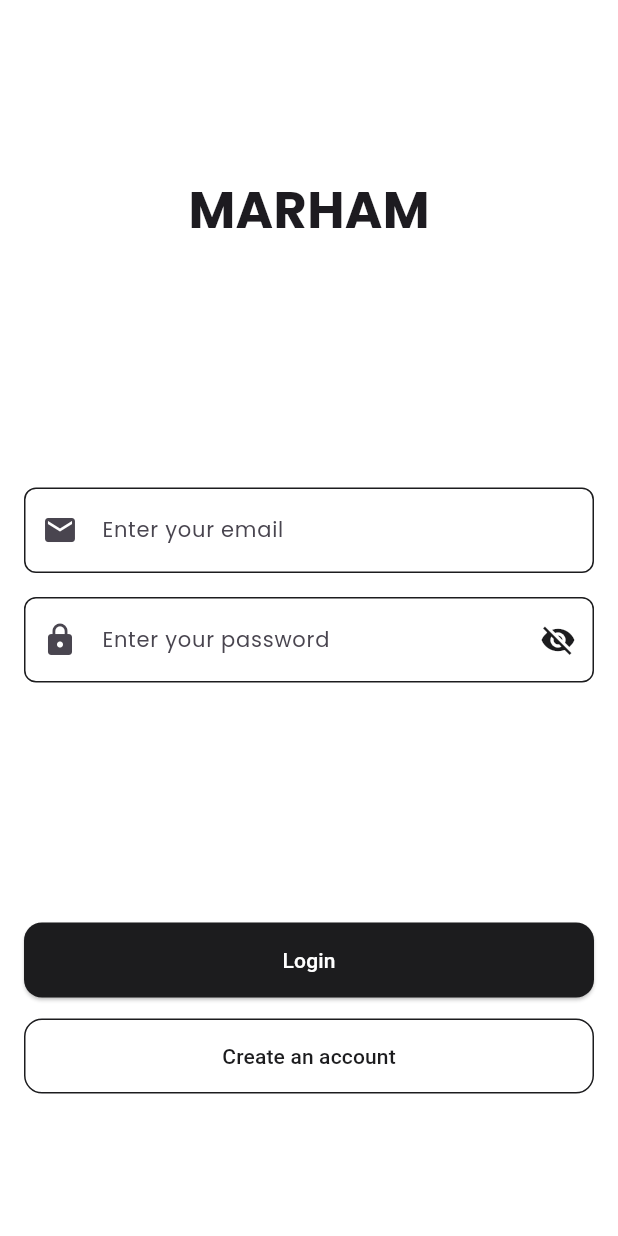
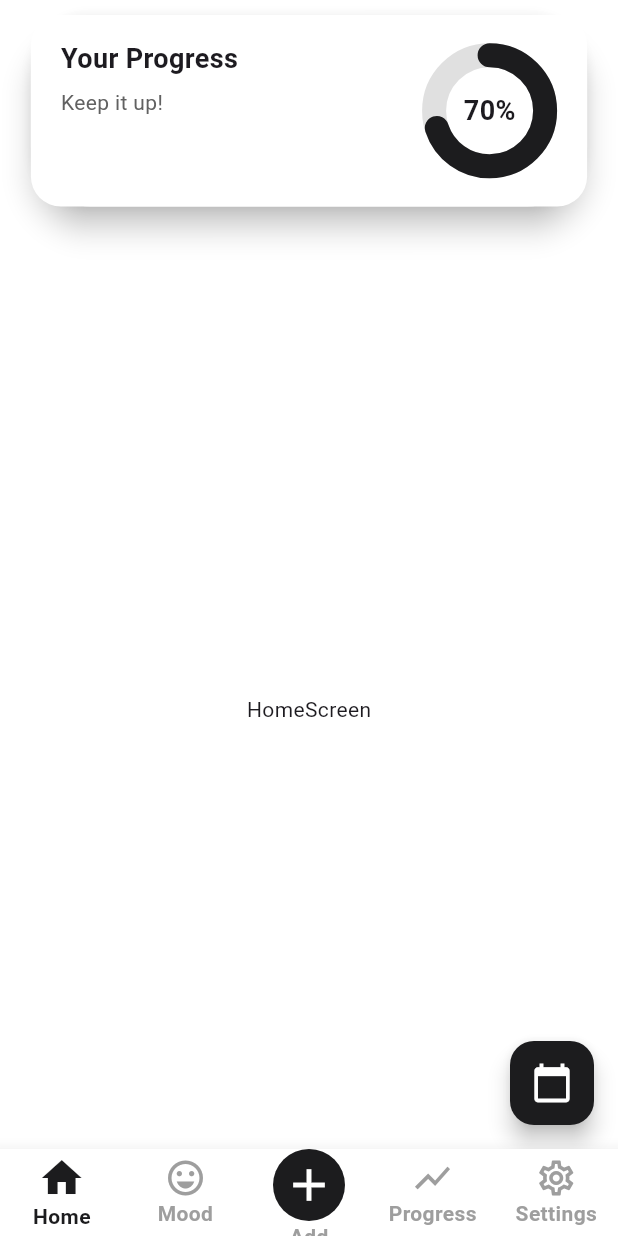
Before and after one commit to Faizan-Afzal2/marham_softec_frontend, a Flutter app: the screen it shows after launch, on a phone screen of 412 x 824 dp. Run offline on Flutter 3.47's test engine with Material 3 defaults, Android fonts, the phone set to English and light mode, and no system bars; drawn by our look-alikes of percent_indicator, stylish_bottom_bar; our stand-ins replace go_router, google_fonts, shared_preferences.

Commit message:
Progress bar added

```diff
--- a/lib/core/routing/router.dart
+++ b/lib/core/routing/router.dart
@@ -3,6 +3,7 @@
 import 'package:marham_softec/features/Auth/model/view/login_Screen.dart';
 import 'package:marham_softec/features/Auth/model/view/signup_screen.dart';
 import 'package:marham_softec/features/addTask/view/add_task_screen.dart';
+import 'package:marham_softec/features/calender/view/calender_screen.dart';
 import 'package:marham_softec/features/home/view/home_screen.dart';
 import 'package:marham_softec/features/mood/view/mood_screen.dart';
 import 'package:marham_softec/features/progress/view/progress_screen.dart';
@@ -13,7 +14,7 @@
 
 final router = GoRouter(
   navigatorKey: navigatorKey,
-  initialLocation: '/',
+  initialLocation: '/home', //Need to be empty before merging
   // redirect: (context, state) {
   //   final isLoggedIn = LocalStorageService.instance.isLoggedIn();
 
@@ -34,7 +35,10 @@
       path: '/signup',
       builder: (context, state) => const SignUpScreen(),
     ),
-
+   GoRoute(
+      path: '/calendar', // <<< add this outside the ShellRoute
+      builder: (context, state) => const CalendarScreen(),
+    ),
     ShellRoute(
       builder: (context, state, child) {
         return RootScreen(child: child,);// Always show nav bar
--- a/lib/features/home/view/home_screen.dart
+++ b/lib/features/home/view/home_screen.dart
@@ -1,9 +1,9 @@
 import 'package:flutter/material.dart';
 import 'package:go_router/go_router.dart';
 import 'package:marham_softec/core/theme/app_colors.dart';
+import 'package:marham_softec/features/home/widget/progress_bar.dart';
 import 'package:provider/provider.dart';
 import '../controller/home_controller.dart';
-import 'package:stylish_bottom_bar/stylish_bottom_bar.dart';
 
 class HomeScreen extends StatefulWidget {
   const HomeScreen({super.key});
@@ -14,22 +14,34 @@
 
 class _HomeScreenState extends State<HomeScreen> {
 @override
-  void initState() {
-    super.initState();
-    // Use listen: false to avoid calling setState in initState
-  }
-
-  @override
 Widget build(BuildContext context) {
   final controller = Provider.of<HomeController>(context);
 
   return Scaffold(
-      body: Padding(
-        padding: const EdgeInsets.all(8.0),
+    body: Stack(
+      children: [
+        Padding(
+          padding: const EdgeInsets.only(top: 180.0), // Push main content a bit lower
           child: Center(
             child: Text('HomeScreen'),
           ),
         ),
+        ProgressFloatingCard(progressPercent: 0.7),
+      ],
+    ),
+    floatingActionButton: FloatingActionButton(
+      backgroundColor: AppColors.backgroundDark,
+      onPressed: () {
+        context.push('/calendar');
+      },
+      child: Icon(
+        Icons.calendar_today,
+        size: 28,
+        color: Colors.white,
+      ),
+    ),
   );
 }
+
+
 }
--- /dev/null
+++ b/lib/features/home/widget/progress_bar.dart
@@ -0,0 +1,78 @@
+import 'package:flutter/material.dart';
+import 'package:marham_softec/core/theme/app_colors.dart';
+import 'package:percent_indicator/percent_indicator.dart';
+
+class ProgressFloatingCard extends StatelessWidget {
+  final double progressPercent;
+
+  const ProgressFloatingCard({Key? key, required this.progressPercent}) : super(key: key);
+
+  @override
+  Widget build(BuildContext context) {
+    return SafeArea(
+      child: Align( // <<< Important
+        alignment: Alignment.topCenter, // Top Center
+        child: Padding(
+          padding: const EdgeInsets.symmetric(horizontal: 20, vertical: 10),
+          child: Material(
+            elevation: 8,
+            borderRadius: BorderRadius.circular(40),
+            color: Colors.white,
+            child: Container(
+              width: MediaQuery.of(context).size.width * 0.9, // 90% screen width
+              height: MediaQuery.of(context).size.height * 0.155,
+              padding: const EdgeInsets.symmetric(horizontal: 20, vertical: 16),
+              decoration: BoxDecoration(
+                color: Colors.white,
+                borderRadius: BorderRadius.circular(20),
+              ),
+              child: Row(
+                mainAxisAlignment: MainAxisAlignment.center,
+                children: [
+                  Column(
+                    crossAxisAlignment: CrossAxisAlignment.start,
+                    children: [
+                      Text(
+                        "Your Progress",
+                        style: TextStyle(
+                          fontWeight: FontWeight.bold,
+                          fontSize: 18,
+                        ),
+                      ),
+                      SizedBox(height: 6),
+                      Text(
+                        "Keep it up!",
+                        style: TextStyle(
+                          fontSize: 14,
+                          color: Colors.grey[700],
+                        ),
+                      ),
+                    ],
+                  ),
+                  Spacer(),
+
+                  CircularPercentIndicator(
+                    radius: 45.0,
+                    lineWidth: 16.0,
+                    animation: true,
+                    percent: progressPercent,
+                    center: Text(
+                      "${(progressPercent * 100).toInt()}%",
+                      style: TextStyle(
+                        fontWeight: FontWeight.bold,
+                        fontSize: 18.0,
+                      ),
+                    ),
+                    circularStrokeCap: CircularStrokeCap.round,
+                    progressColor: AppColors.backgroundDark,
+                    backgroundColor: Colors.grey.shade300,
+                  ),
+                ],
+              ),
+            ),
+          ),
+        ),
+      ),
+    );
+  }
+}
--- a/pubspec.yaml
+++ b/pubspec.yaml
@@ -39,6 +39,7 @@
   # Use with the CupertinoIcons class for iOS style icons.
   cupertino_icons: ^1.0.8
   stylish_bottom_bar: ^1.1.1
+  percent_indicator: ^4.2.5
 
 dev_dependencies:
   flutter_test:
```
Also changed, not shown: lib/core/widgets/custom_app_bar.dart (added, +55 -0 lines). Lines whose indentation alone changed are shown as unchanged.
